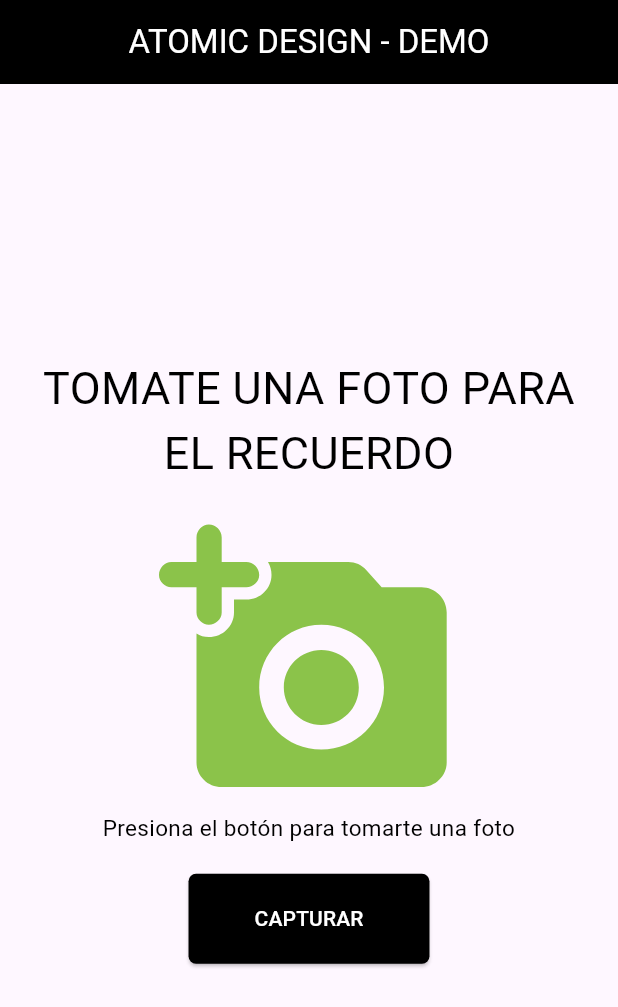
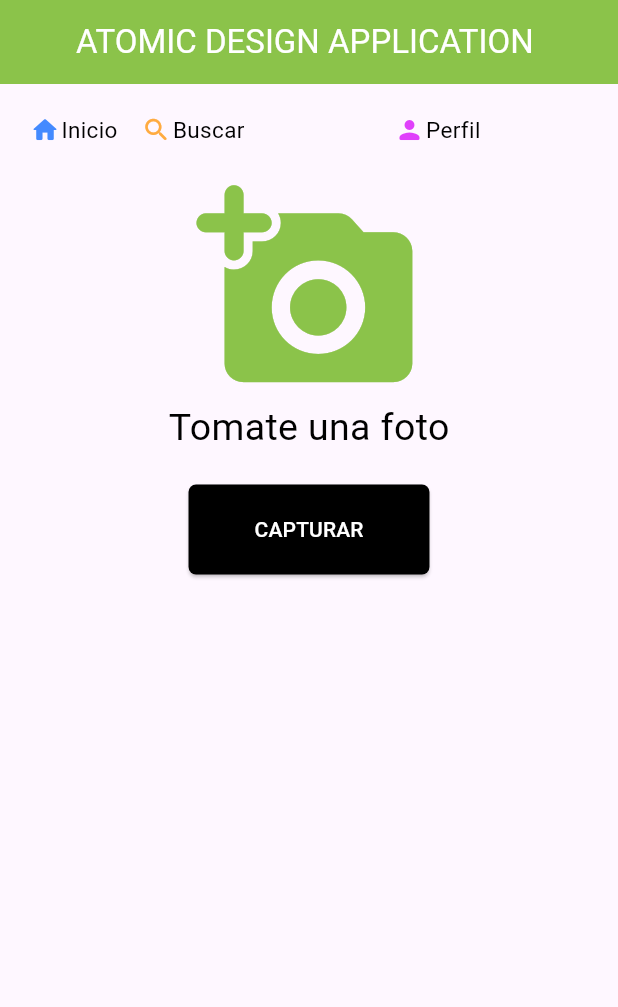
Before and after one commit to Juangranda3424/DesarrolloMovil, a Flutter app: the screen it shows after launch, on a phone screen of 412 x 824 dp. Shown: the top 1007 px of the screen. Run offline on Flutter 3.47's test engine with Material 3 defaults, Android fonts, the phone set to English and light mode, and no system bars.

Commit message:
Implemetación de iconos y colores

```diff
--- a/atomicdesign/lib/design_system/atomos/app_text.dart
+++ b/atomicdesign/lib/design_system/atomos/app_text.dart
@@ -1,19 +1,20 @@
-import 'dart:ffi';
 
 import 'package:flutter/material.dart';
+import '../../utils/app_styles.dart';
 
 class AppText extends StatelessWidget {
   final String text;
-  final double? size;
-
-  const AppText(this.text,{super.key, this.size});
-
+  final TextStyle? style;
+  const AppText(
+      this.text,
+      {super.key,
+      this.style}
+  );
   @override
   Widget build(BuildContext context) {
     return Text(
       text,
-      style: TextStyle(fontSize: size ?? 30, color: Colors.black, fontFamily: 'Roboto'),
-      textAlign: TextAlign.center,
+      style: style ?? AppStyles.text
     );
   }
 }
--- /dev/null
+++ b/atomicdesign/lib/design_system/atomos/custom_icon.dart
@@ -0,0 +1,16 @@
+import 'package:flutter/material.dart';
+class CustomIcon extends StatelessWidget{
+  final IconData icon;
+  final double size;
+  final Color? color;
+  const CustomIcon({
+    super.key,
+    required this.icon,
+    this.size = 20,
+    this.color
+  });
+  @override
+  Widget build(BuildContext context) {
+    return Icon(icon, size: size, color: color);
+  }
+}
--- a/atomicdesign/lib/design_system/atomos/primary_button.dart
+++ b/atomicdesign/lib/design_system/atomos/primary_button.dart
@@ -1,23 +1,21 @@
 import 'package:flutter/material.dart';
-
+import '../../utils/app_styles.dart';
 class PrimaryButton extends StatelessWidget {
 
   final String label;
   final VoidCallback onPressed;
 
-  const PrimaryButton({super.key, required this.label, required this.onPressed});
+  const PrimaryButton(
+      {super.key,
+        required this.label,
+        required this.onPressed});
 
   @override
   Widget build(BuildContext context) {
     return ElevatedButton(
         onPressed: onPressed,
-        style: ElevatedButton.styleFrom(
-          backgroundColor: Colors.black,
-          padding: const EdgeInsets.symmetric(horizontal: 44, vertical: 20),
-          shape: RoundedRectangleBorder(borderRadius: BorderRadius.circular(5),
-          ),
-        ),
-        child: Text(label, style: const TextStyle(color: Colors.white)),
+        style: AppStyles.Stbutton,
+        child: Text(label),
     );
   }
 }
--- a/atomicdesign/lib/design_system/molecules/info_row.dart
+++ b/atomicdesign/lib/design_system/molecules/info_row.dart
@@ -1,20 +1,30 @@
-import 'package:atomicdesign/design_system/atomos/app_text.dart';
+
 import 'package:flutter/material.dart';
+import '../atomos/app_text.dart';
+import '../atomos/custom_icon.dart';
 
 class InfoRow extends StatelessWidget {
 
-  final IconData iconData;
+  final IconData icon;
+  final double spacing;
+  final String text;
+  final Color color;
 
-  const InfoRow({super.key, required this.iconData});
+  const InfoRow({
+    super.key,
+    required this.icon,
+    required this.text,
+    this.spacing = 0.8,
+    this.color = Colors.lightGreen
+  });
 
   @override
   Widget build(BuildContext context) {
-    return Column(
-      mainAxisAlignment: MainAxisAlignment.center,
-      crossAxisAlignment: CrossAxisAlignment.center,
+    return Row(
       children: [
-        Icon(iconData, color: Colors.lightGreen,size: 200),
-        AppText("Presiona el botón para tomarte una foto", size: 15,)
+        CustomIcon(icon: icon, color: color),
+        SizedBox(width: spacing),
+        AppText(text)
       ],
     );
   }
--- a/atomicdesign/lib/design_system/organisms/header_section.dart
+++ b/atomicdesign/lib/design_system/organisms/header_section.dart
@@ -1,16 +1,35 @@
 import 'package:flutter/material.dart';
 import '../atomos/app_text.dart';
-
+import '../molecules/info_row.dart';
 
 class HeaderSection extends StatelessWidget {
-  const HeaderSection({super.key});
+    final double spacing;
+    const HeaderSection({this.spacing = 16,super.key});
 
   @override
   Widget build(BuildContext context) {
-    return Column(
-      crossAxisAlignment: CrossAxisAlignment.start,
-      children: const [
-        AppText("TOMATE UNA FOTO PARA EL RECUERDO")
+    return Row(
+      //crossAxisAlignment: CrossAxisAlignment.start,
+      children:  [
+        InfoRow(
+          icon: Icons.home_rounded,
+          text: "Inicio",
+          color: Colors.blueAccent, // 🔵
+        ),
+        SizedBox(width: spacing)
+        ,
+        InfoRow(
+          icon: Icons.search_rounded,
+          text: "Buscar",
+          color: Colors.orangeAccent, // 🟠
+        ),
+        SizedBox(width: 100)
+        ,
+        InfoRow(
+          icon: Icons.person_rounded,
+          text: "Perfil",
+          color: Colors.purpleAccent, // 🟣
+        ),
       ],
     );
   }
--- a/atomicdesign/lib/design_system/pages/home_page.dart
+++ b/atomicdesign/lib/design_system/pages/home_page.dart
@@ -1,5 +1,8 @@
+import 'package:atomicdesign/design_system/atomos/app_text.dart';
+import 'package:atomicdesign/utils/app_styles.dart';
 import 'package:flutter/material.dart';
 import '../atomos/primary_button.dart';
+import '../atomos/custom_icon.dart';
 import '../molecules/info_row.dart';
 import '../organisms/header_section.dart';
 import '../templates/base_template.dart';
@@ -10,20 +13,25 @@ class HomePage extends StatelessWidget {
   @override
   Widget build(BuildContext context) {
     return BaseTemplate(
-        title: "ATOMIC DESIGN - DEMO",
+        title: "ATOMIC DESIGN APPLICATION ",
         body: Column(
-          mainAxisAlignment: MainAxisAlignment.center,
+          mainAxisAlignment: MainAxisAlignment.start,
           crossAxisAlignment: CrossAxisAlignment.center,
           children: [
             const HeaderSection(),
-            const SizedBox(height: 18,),
-            const InfoRow(iconData: Icons.add_a_photo_rounded
-            ),
+            const SizedBox(height: 20),
+
+            Column(children: [
+
+                CustomIcon(icon: Icons.add_a_photo_rounded,size: 150 ,color: Colors.lightGreen),
+                AppText("Tomate una foto", style: AppStyles.h2,)
+            ]),
             const SizedBox(height: 20,),
+
             PrimaryButton(label: "CAPTURAR", onPressed: () {
               ScaffoldMessenger.of(context).showSnackBar(
                 const SnackBar(content: Text("LO SIENTIMOS AUN NO "
-                    "ESTA IMPLEMENTADA LA FUNCIONALIDAD :,("))
+                    "ESTA IMPLEMENTADA LA FUNCIONALIDAD "))
               );
             })
           ],
--- a/atomicdesign/lib/design_system/templates/base_template.dart
+++ b/atomicdesign/lib/design_system/templates/base_template.dart
@@ -11,7 +11,7 @@ class BaseTemplate extends StatelessWidget {
   Widget build(BuildContext context) {
     return Scaffold(
       appBar: AppBar(title: Text(title),
-                    backgroundColor: Colors.black,
+                    backgroundColor: Colors.lightGreen,
                     foregroundColor: Colors.white,
                     centerTitle: true,
 
--- /dev/null
+++ b/atomicdesign/lib/utils/app_styles.dart
@@ -0,0 +1,22 @@
+import 'package:flutter/material.dart';
+
+class AppStyles{
+  static final ButtonStyle Stbutton = ElevatedButton.styleFrom(
+    backgroundColor: Colors.black,
+    foregroundColor: Colors.white,
+    padding: const EdgeInsets.symmetric(horizontal: 44, vertical: 20),
+    shape: RoundedRectangleBorder(borderRadius: BorderRadius.circular(5))
+  );
+  static const TextStyle text = TextStyle(
+    fontSize: 15,
+    fontWeight: FontWeight.normal,
+    color: Colors.black,
+    fontFamily: 'Roboto'
+  );
+  static const TextStyle h2 = TextStyle(
+      fontSize: 25,
+      fontWeight: FontWeight.normal,
+      color: Colors.black,
+      fontFamily: 'Roboto'
+  );
+}
```
